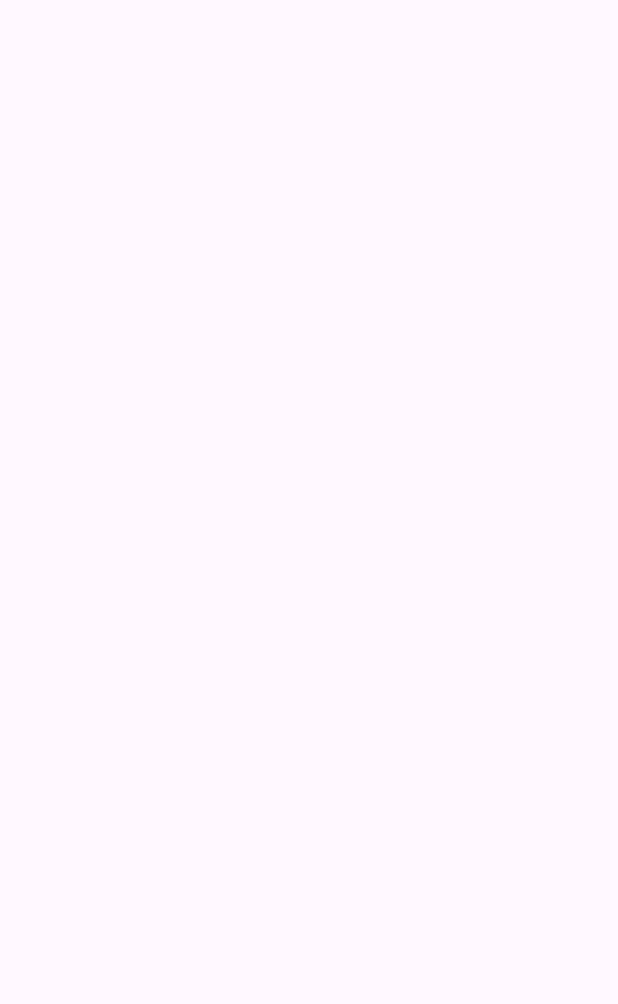
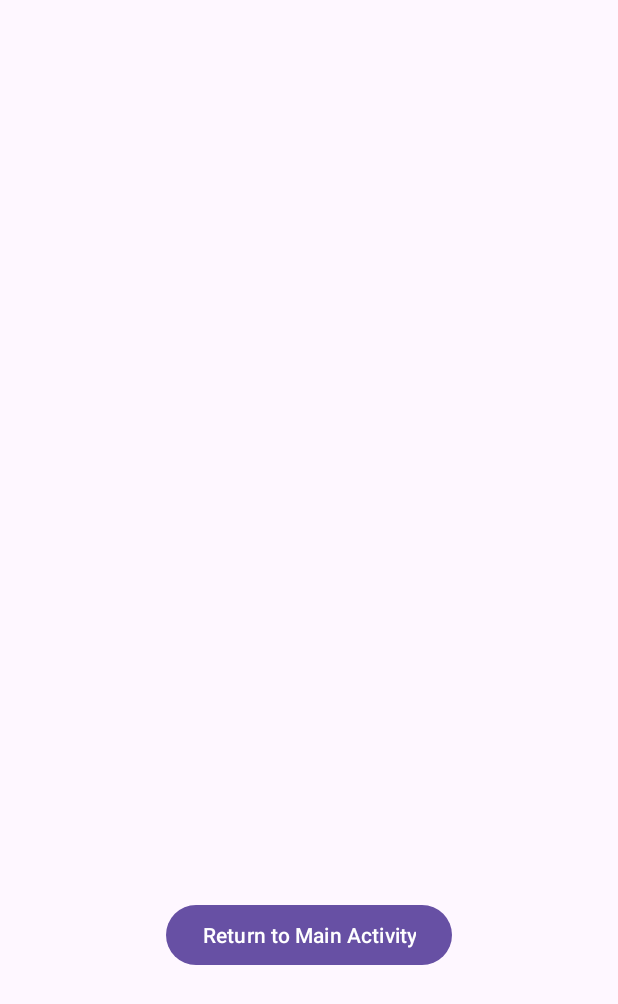
Before and after one commit to blazhkevych/Activity, an Android app: the FirstActivity screen opened directly, with no data from a screen before it, on a phone screen of 412 x 824 dp. Before the commit the part shown is empty. Shown: the top 1004 px of the screen. Run offline under Robolectric (Android 15) with nearby library versions, the phone set to English and light mode, and no system bars.

Commit message:
# + return button to the main activity on next activities

```diff
--- a/app/src/main/java/com/example/activity/MainActivity.java
+++ b/app/src/main/java/com/example/activity/MainActivity.java
@@ -4,11 +4,7 @@ import android.content.Intent;
 import android.os.Bundle;
 import android.view.View;
 
-import androidx.activity.EdgeToEdge;
 import androidx.appcompat.app.AppCompatActivity;
-import androidx.core.graphics.Insets;
-import androidx.core.view.ViewCompat;
-import androidx.core.view.WindowInsetsCompat;
 
 public class MainActivity extends AppCompatActivity {
 
--- a/app/src/main/res/layout/activity_first.xml
+++ b/app/src/main/res/layout/activity_first.xml
@@ -15,4 +15,15 @@
         app:layout_constraintEnd_toEndOf="parent"
         app:layout_constraintStart_toStartOf="parent"
         app:layout_constraintTop_toTopOf="parent" />
+
+    <Button
+        android:id="@+id/button_return_secondactivity"
+        android:layout_width="wrap_content"
+        android:layout_height="wrap_content"
+        android:onClick="returnToMainActivity"
+        android:text="Return to Main Activity"
+        app:layout_constraintBottom_toBottomOf="parent"
+        app:layout_constraintEnd_toEndOf="parent"
+        app:layout_constraintStart_toStartOf="parent"
+        app:layout_constraintTop_toBottomOf="@+id/textView_FirstActivity" />
 </androidx.constraintlayout.widget.ConstraintLayout>
```
Also changed, not shown: app/src/main/java/com/example/activity/FirstActivity.java (+6 -5 lines), app/src/main/java/com/example/activity/SecondActivity.java (+5 -6 lines), app/src/main/res/layout/activity_second.xml (+11 -0 lines).
